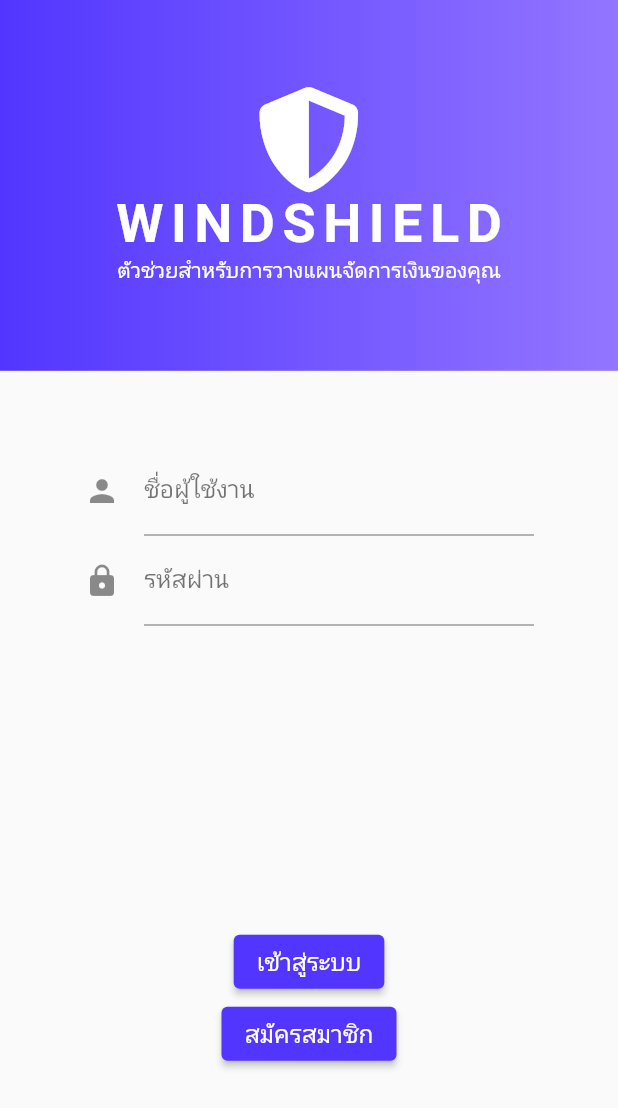
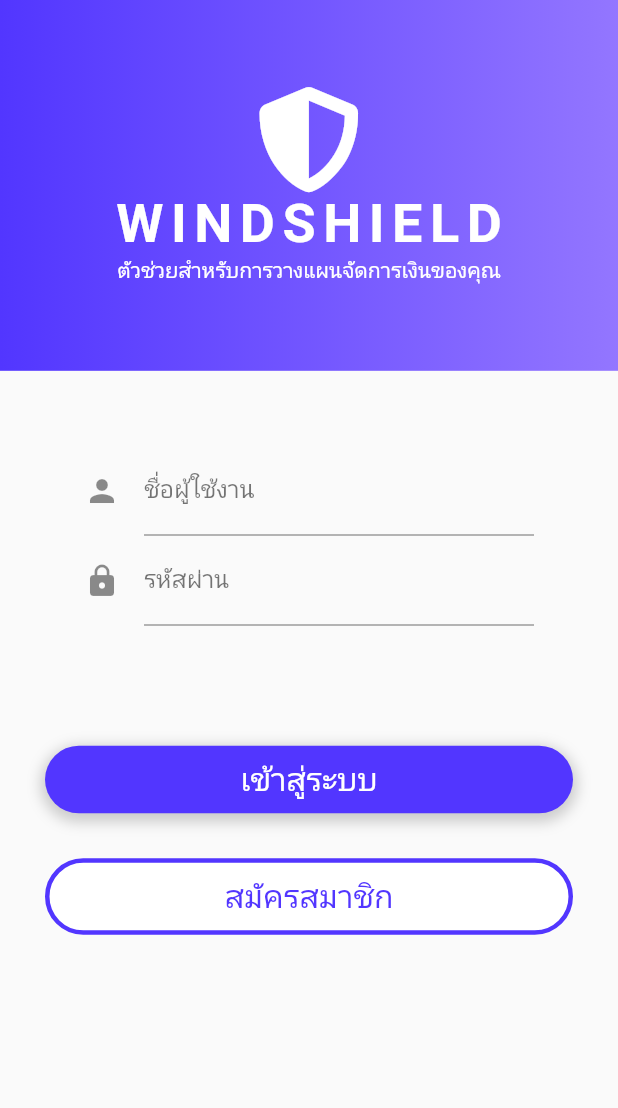
Before and after one commit to marisa418/windshield, a Flutter app: the screen it shows after launch, on a phone screen of 412 x 824 dp. Shown: the top 1108 px of the screen. Run offline on Flutter 3.47's test engine with Material 2 defaults, Android fonts, the phone set to English and light mode, and no system bars; our stand-ins replace auto_route, dio, flutter_riverpod, flutter_secure_storage, font_awesome_flutter, google_fonts and 2 more; missing offline and left inert: jwt_decode; Roboto replaces fonts that are missing (Kanit).

Commit message:
ui/ux update login register, chosable budget type

```diff
--- a/frontend/windshield/lib/pages/login_page.dart
+++ b/frontend/windshield/lib/pages/login_page.dart
@@ -120,9 +120,9 @@
                               setState(() => {_password = value!}),
                         ),
                       ),
-                      const SizedBox(height: 200),
-                      ElevatedButton(
-                        onPressed: () async {
+                      const SizedBox(height: 80),
+                      GestureDetector(
+                        onTap: () async {
                           if (_formKey.currentState!.validate()) {
                             _formKey.currentState!.save();
                             final res = await ref
@@ -135,24 +135,69 @@
                             }
                           }
                         },
+                        child: Container(
+                          width: MediaQuery.of(context).size.width - 60,
+                          decoration: BoxDecoration(
+                            borderRadius: BorderRadius.circular(30),
+                            color: Theme.of(context).primaryColor,
+                            boxShadow: [
+                              BoxShadow(
+                                color: Colors.grey.withOpacity(0.5),
+                                spreadRadius: 3,
+                                blurRadius: 7,
+                                offset: const Offset(0, 3),
+                              ),
+                            ],
+                          ),
+                          child: Padding(
+                            padding: const EdgeInsets.all(8.0),
+                            child: Center(
                               child: Text(
                                 'เข้าสู่ระบบ',
                                 style: Theme.of(context)
                                     .textTheme
-                              .headline4!
-                              .merge(const TextStyle(color: Colors.white)),
+                                    .headline3!
+                                    .merge(
+                                      const TextStyle(
+                                        color: Colors.white,
                                       ),
                                     ),
-                      ElevatedButton(
-                        onPressed: () {
-                          AutoRouter.of(context).push(const RegisterRoute());
-                        },
+                              ),
+                            ),
+                          ),
+                        ),
+                      ),
+                      const SizedBox(height: 30),
+                      InkWell(
+                        borderRadius: BorderRadius.circular(30),
+                        onTap: () =>
+                            AutoRouter.of(context).push(const RegisterRoute()),
+                        child: Ink(
+                          width: MediaQuery.of(context).size.width - 60,
+                          decoration: BoxDecoration(
+                            color: Colors.white,
+                            border: Border.all(
+                              width: 3,
+                              color: Theme.of(context).primaryColor,
+                            ),
+                            borderRadius: BorderRadius.circular(30),
+                          ),
+                          child: Padding(
+                            padding: const EdgeInsets.all(8.0),
+                            child: Center(
                               child: Text(
                                 'สมัครสมาชิก',
                                 style: Theme.of(context)
                                     .textTheme
-                              .headline4!
-                              .merge(const TextStyle(color: Colors.white)),
+                                    .headline3!
+                                    .merge(
+                                      TextStyle(
+                                        color: Theme.of(context).primaryColor,
+                                      ),
+                                    ),
+                              ),
+                            ),
+                          ),
                         ),
                       ),
                     ],
--- a/frontend/windshield/lib/pages/pin_page.dart
+++ b/frontend/windshield/lib/pages/pin_page.dart
@@ -196,9 +196,11 @@
                       onPressed: () async {
                         if (await _updatePin(PinFieldController.text)) {
                           AutoRouter.of(context)
-                              .replace(const RegisterInfoRoute());
+                              .push(const RegisterInfoRoute());
                         } else {
-                          print('CREATING PIN WENT WRONG');
+                          ScaffoldMessenger.of(context).showSnackBar(
+                            const SnackBar(content: Text('เกิดข้อผิดพลาด')),
+                          );
                         }
                       },
                       style: ElevatedButton.styleFrom(
--- a/frontend/windshield/lib/pages/register/register_info_page.dart
+++ b/frontend/windshield/lib/pages/register/register_info_page.dart
@@ -1,6 +1,7 @@
 import 'package:flutter/material.dart';
 import 'package:flutter_riverpod/flutter_riverpod.dart';
 import 'package:auto_route/auto_route.dart';
+import 'package:windshield/pages/pin_page.dart';
 
 import 'package:windshield/routes/app_router.dart';
 import 'package:windshield/main.dart';
@@ -179,9 +180,7 @@
                       )
                     ],
                   ),
-                  onPressed: () {
-                    AutoRouter.of(context).pop();
-                  },
+                  onPressed: () => AutoRouter.of(context).pop(),
                 ),
                 ElevatedButton(
                   style: ElevatedButton.styleFrom(
```
Also changed, not shown: frontend/windshield/lib/pages/home/overview/statement/create/choose_budget/budget_determine.dart (+38 -6 lines), frontend/windshield/lib/pages/home/overview/statement/create/statement_create_page.dart (+11 -1 lines), frontend/windshield/lib/pages/register/register_page.dart (+9 -6 lines), frontend/windshield/lib/providers/category_provider.dart (+12 -4 lines), frontend/windshield/lib/services/api.dart (+7 -0 lines), 1 other file. Lines whose indentation alone changed are shown as unchanged.
